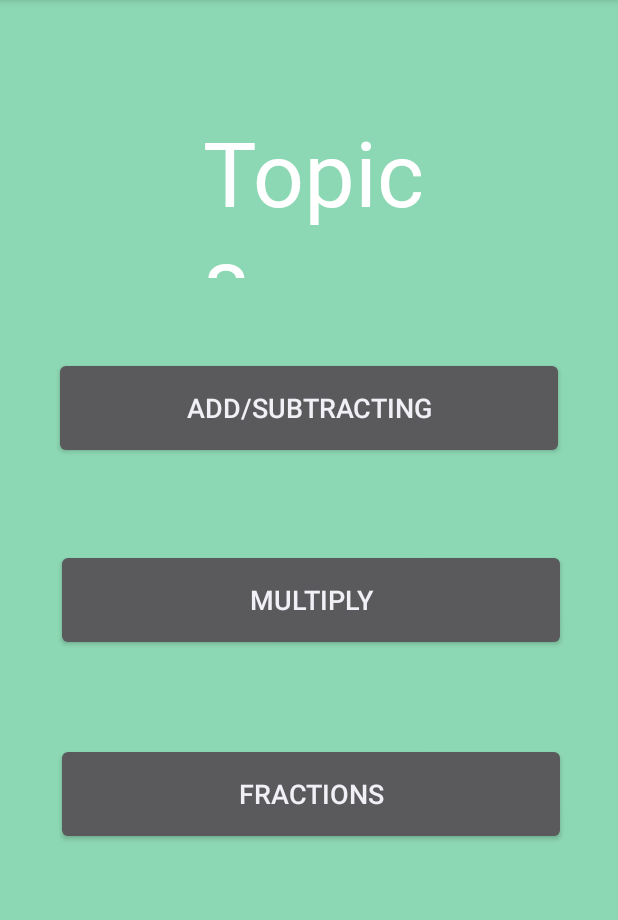
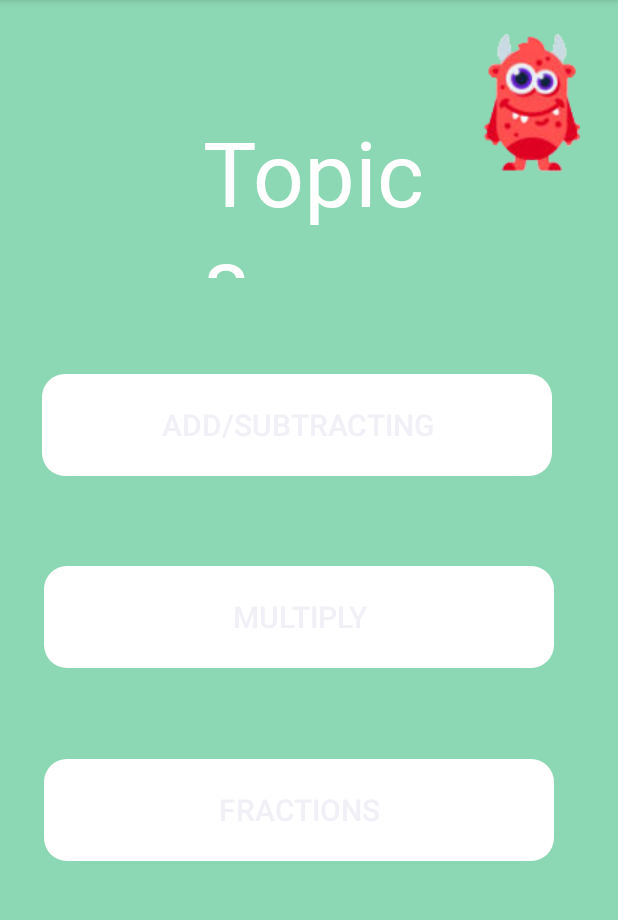
Before and after one commit to ETS-Android3/Honours, an Android app: the screen it shows after launch (Activity2), after a tap on an icon or button, on a phone screen of 412 x 824 dp, the part 84-1004 px from its top. Run offline under Robolectric (Android 15) with nearby library versions, the phone set to English and light mode, and no system bars.

Commit message:
database and data saving
created database for questions and for different monsters. added progress bar and started ability to change monster pet.

```diff
--- a/Honours/app/build.gradle
+++ b/Honours/app/build.gradle
@@ -13,6 +13,7 @@ android {
         versionName "1.0"
 
         testInstrumentationRunner "androidx.test.runner.AndroidJUnitRunner"
+        vectorDrawables.useSupportLibrary = true
     }
 
     buildTypes {
--- a/Honours/app/src/main/AndroidManifest.xml
+++ b/Honours/app/src/main/AndroidManifest.xml
@@ -21,7 +21,7 @@
         </activity>
         <activity android:name=".Activity2"> </activity>
         <activity android:name=".Addition"> </activity>
-
+        <activity android:name=".Rewards"> </activity>
     </application>
 
 </manifest>
--- a/Honours/app/src/main/java/com/example/honours/Activity2.java
+++ b/Honours/app/src/main/java/com/example/honours/Activity2.java
@@ -4,6 +4,8 @@ import androidx.appcompat.app.AppCompatActivity;
 
 import android.app.Activity;
 import android.content.Intent;
+import android.content.SharedPreferences;
+import android.content.res.Resources;
 import android.os.Bundle;
 import android.view.View;
 import android.widget.Button;
@@ -12,11 +14,13 @@ import android.widget.ImageButton;
 
 public class Activity2 extends Activity {
     Button addition;
+    ImageButton rewardBtn;
     @Override
     protected void onCreate(Bundle savedInstanceState) {
         super.onCreate(savedInstanceState);
         setContentView(R.layout.activity2);
         addition = findViewById(R.id.addition);
+        rewardBtn = findViewById(R.id.rewardBtn);
         addition.setOnClickListener(new View.OnClickListener() {
             @Override
             public void onClick(View view) {
@@ -24,7 +28,30 @@ public class Activity2 extends Activity {
             }
         });
 
+        SharedPreferences settings = getApplicationContext().getSharedPreferences("badges", 0);
+        String monster = settings.getString("monster", String.valueOf(0));
+System.out.println(monster);
+        Resources resources = getResources();
+        final int resourceId = resources.getIdentifier(monster,
+                "drawable", getPackageName());
 
+        rewardBtn.setImageResource(R.drawable.one);
+
+        rewardBtn.setOnClickListener(new View.OnClickListener() {
+            @Override
+            public void onClick(View view) {
+                rewardsmenu();
+            }
+        });
+
+
+    }
+
+
+
+    public void rewardsmenu(){
+        Intent intent = new Intent(Activity2.this, Rewards.class);
+        startActivity(intent);
     }
 
     public void playAddition(){
--- /dev/null
+++ b/Honours/app/src/main/java/com/example/honours/Database.java
@@ -0,0 +1,81 @@
+package com.example.honours;
+
+import android.content.ContentValues;
+import android.content.Context;
+import android.database.Cursor;
+import android.database.sqlite.SQLiteDatabase;
+import android.database.sqlite.SQLiteOpenHelper;
+
+import androidx.annotation.Nullable;
+
+import java.util.ArrayList;
+
+public class Database extends SQLiteOpenHelper {
+    public static final String COLUMN_QUESTION = "QUESTION";
+    public static final String QUESTIONS_TABLE = "QUESTIONS_TABLE";
+    public static final String COLUMN_ANSWER = "ANSWER";
+    public static final String COLUMN_WRONGANS_1 = "WRONGANS1";
+    public static final String COLUMN_WRONGANS_2 = "WRONGANS2";
+    public static final String COLUMN_WRONGANS_3 = "WRONGANS3";
+
+    public Database(@Nullable Context context) {
+        super(context, "users.db", null , 1);
+    }
+
+    @Override
+    //Called first time database accessed. Code in here to create database
+    public void onCreate(SQLiteDatabase db) {
+        String createTableStatement = "CREATE TABLE " + QUESTIONS_TABLE + " (ID INTEGER PRIMARY KEY AUTOINCREMENT, " + COLUMN_QUESTION + " TEXT, " + COLUMN_ANSWER + " INT, " + COLUMN_WRONGANS_1 + " INT, " + COLUMN_WRONGANS_2 + " INT, " + COLUMN_WRONGANS_3 + " INT)";
+     db.execSQL(createTableStatement);
+//        String createMonster = "CREATE TABLE " + QUESTIONS_TABLE + " (ID INTEGER PRIMARY KEY AUTOINCREMENT, " + COLUMN_QUESTION + " TEXT, " + COLUMN_ANSWER + " INT, " + COLUMN_WRONGANS_1 + " INT, " + COLUMN_WRONGANS_2 + " INT, " + COLUMN_WRONGANS_3 + " INT)";
+//        db.execSQL(createTableStatement);
+    }
+//called if database version number changes
+    @Override
+    public void onUpgrade(SQLiteDatabase sqLiteDatabase, int i, int i1) {
+
+    }
+    public boolean addQuestion(Question question){
+        SQLiteDatabase db = this.getWritableDatabase();
+        ContentValues cv = new ContentValues();
+        cv.put(COLUMN_QUESTION, question.getUserQuestion());
+        cv.put(COLUMN_ANSWER, question.getCorrectAnswer());
+        cv.put(COLUMN_WRONGANS_1, question.getWrongAnswer1());
+        cv.put(COLUMN_WRONGANS_2, question.getWrongAnswer2());
+        cv.put(COLUMN_WRONGANS_3, question.getWrongAnswer3());
+
+        long insert = db.insert(QUESTIONS_TABLE, null, cv);
+        if (insert == -1){
+            return false;
+        }else {
+            return true;
+        }
+    }
+    public ArrayList<Question> getQuestions(){
+
+        ArrayList<Question> questions = new ArrayList<>();
+        String queryString = "SELECT * FROM " + QUESTIONS_TABLE;
+        SQLiteDatabase db = this.getReadableDatabase();
+        Cursor cursor = db.rawQuery(queryString, null);
+        if(cursor.moveToFirst()){
+//loop through result set and create new question objects and insert into arraylist
+            do{
+int questionID = cursor.getInt(0);
+String quest = cursor.getString(1);
+int answer = cursor.getInt(2);
+                int wrongans1 = cursor.getInt(3);
+                int wrongans2 = cursor.getInt(4);
+                int wrongans3 = cursor.getInt(5);
+
+Question question = new Question(questionID,quest,answer,wrongans1,wrongans2,wrongans3);
+questions.add(question);
+            } while(cursor.moveToNext());
+        }else{
+//failed, dont add anything to list
+        }
+        //close cursor and db
+cursor.close();
+        db.close();
+    return questions;
+    }
+}
--- a/Honours/app/src/main/java/com/example/honours/MainActivity.java
+++ b/Honours/app/src/main/java/com/example/honours/MainActivity.java
@@ -4,15 +4,18 @@ import androidx.appcompat.app.AppCompatActivity;
 
 import android.app.Activity;
 import android.content.Intent;
+import android.content.SharedPreferences;
 import android.os.Bundle;
 import android.view.View;
 import android.widget.Button;
 import android.widget.ImageButton;
+import android.widget.Toast;
 
 public class MainActivity extends Activity {
 ImageButton startButton;
     @Override
     protected void onCreate(Bundle savedInstanceState) {
+        Question question;
         super.onCreate(savedInstanceState);
         setContentView(R.layout.activity_main);
         startButton = findViewById(R.id.playButton);
@@ -22,9 +25,45 @@ ImageButton startButton;
                 play();
             }
         });
-    }
+        final String PREFS_NAME = "MyPrefsFile";
+
+        SharedPreferences settings = getSharedPreferences(PREFS_NAME, 0);
+
+        if (settings.getBoolean("my_first_time", true)) {
+            //the app is being launched for first time, do something
+            Database database = new Database(MainActivity.this);
+
+            Question question1 = new  Question(1,"what is 2+2", 4,3,2,1);
+            Question question2 = new  Question(2,"what is 4+5", 9,8,6,10);
+            Question question3 = new  Question(2,"what is 632-34",598 ,567,589,601);
+            Question question4 = new  Question(1,"what is 2+2", 4,3,2,1);
+            Question question5 = new  Question(2,"what is 4+5", 9,8,6,10);
+
+            database.addQuestion(question1);
+            database.addQuestion(question2);
+            boolean success = database.addQuestion(question3);
+            database.addQuestion(question4);
+            database.addQuestion(question5);
+            Toast.makeText(MainActivity.this, "Success=" + success, Toast.LENGTH_SHORT).show();
+
+          String path = "one";
+            SharedPreferences sett = getApplicationContext().getSharedPreferences("badges", 0);
+            SharedPreferences.Editor editor = sett.edit();
+            editor.putString("monster", path);
+
+            editor.apply();
 
 
+            // first time task
+
+            // record the fact that the app has been started at least once
+            settings.edit().putBoolean("my_first_time", false).commit();
+        }
+//        Database database = new Database(MainActivity.this);
+//        Question question3 = new Question(2, "what is 632-34", 598, 567, 589, 601);
+//        boolean success = database.addQuestion(question3);
+     //   Toast.makeText(MainActivity.this, "Success=" + success, Toast.LENGTH_SHORT).show();
+    }
     public void play(){
         Intent intent = new Intent(MainActivity.this, Activity2.class);
         startActivity(intent);
--- /dev/null
+++ b/Honours/app/src/main/res/drawable/roundcorner2.xml
@@ -0,0 +1,6 @@
+<?xml version="1.0" encoding="utf-8"?>
+<shape xmlns:android="http://schemas.android.com/apk/res/android">
+    <solid android:color="@color/white" />
+    <corners android:radius="15dp" />
+
+</shape>
--- a/Honours/app/src/main/res/layout/activity2.xml
+++ b/Honours/app/src/main/res/layout/activity2.xml
@@ -1,5 +1,7 @@
 <?xml version="1.0" encoding="utf-8"?>
 <RelativeLayout xmlns:android="http://schemas.android.com/apk/res/android"
+    xmlns:app="http://schemas.android.com/apk/res-auto"
+    android:id="@+id/reward"
     android:layout_width="match_parent"
     android:layout_height="match_parent"
     android:background="@color/green">
@@ -19,16 +21,30 @@
         android:textSize="60dp" />
 
     <Button
+        android:id="@+id/button2"
+        android:layout_width="340dp"
+        android:layout_height="68dp"
+        android:layout_alignParentStart="true"
+        android:layout_alignParentTop="true"
+        android:layout_centerHorizontal="true"
+        android:layout_marginStart="29dp"
+        android:layout_marginTop="506dp"
+        android:background="@drawable/roundcorner2"
+        android:text="Fractions"
+        android:textSize="20dp" />
+
+    <Button
         android:id="@+id/addition"
         android:layout_width="340dp"
         android:layout_height="68dp"
         android:layout_alignParentStart="true"
         android:layout_alignParentTop="true"
         android:layout_centerHorizontal="true"
-        android:layout_marginStart="36dp"
-        android:layout_marginTop="238dp"
+        android:layout_marginStart="28dp"
+        android:layout_marginTop="249dp"
+        android:background="@drawable/roundcorner2"
         android:text="Add/Subtracting"
-        android:textSize="18dp" />
+        android:textSize="20sp" />
 
     <Button
         android:id="@+id/button"
@@ -37,21 +53,22 @@
         android:layout_alignParentStart="true"
         android:layout_alignParentTop="true"
         android:layout_centerHorizontal="true"
-        android:layout_marginStart="37dp"
-        android:layout_marginTop="366dp"
+        android:layout_marginStart="29dp"
+        android:layout_marginTop="377dp"
+        android:background="@drawable/roundcorner2"
         android:text="Multiply"
-        android:textSize="18dp" />
+        android:textSize="20dp" />
 
-    <Button
-        android:id="@+id/button2"
-        android:layout_width="340dp"
-        android:layout_height="68dp"
-        android:layout_alignParentStart="true"
+    <ImageButton
+        android:id="@+id/rewardBtn"
+        android:layout_width="112dp"
+        android:layout_height="134dp"
         android:layout_alignParentTop="true"
-        android:layout_centerHorizontal="true"
-        android:layout_marginStart="37dp"
-        android:layout_marginTop="495dp"
-        android:text="Fractions"
-        android:textSize="18dp" />
+        android:layout_alignParentEnd="true"
+        android:layout_marginTop="1dp"
+        android:layout_marginEnd="1dp"
+        android:background="@null"
+        android:onClick="rewardsmenu"
+        app:srcCompat="@drawable/ic_launcher_foreground" />
 
 </RelativeLayout>
--- a/Honours/app/src/main/res/layout/activity_main.xml
+++ b/Honours/app/src/main/res/layout/activity_main.xml
@@ -18,8 +18,7 @@
         android:layout_marginStart="146dp"
         android:layout_marginTop="302dp"
         android:background="@drawable/roundcorner"
-        android:src="@android:drawable/ic_media_play"
-       />
+        android:src="@android:drawable/ic_media_play" />
 
     <ImageView
         android:id="@+id/imageView"
```
Also changed, not shown: Honours/app/src/main/java/com/example/honours/Addition.java (+24 -2 lines), Honours/app/src/main/java/com/example/honours/Monster.java (added, +28 -0 lines), Honours/app/src/main/java/com/example/honours/Question.java (+8 -0 lines), Honours/app/src/main/java/com/example/honours/Rewards.java (added, +28 -0 lines), Honours/app/src/main/res/layout/add_subtract.xml (+26 -0 lines), Honours/app/src/main/res/layout/rewards.xml (added, +32 -0 lines), Honours/app/src/main/res/drawable/one.png (added), Honours/app/src/main/res/drawable/two.png (added), 1 other file.
